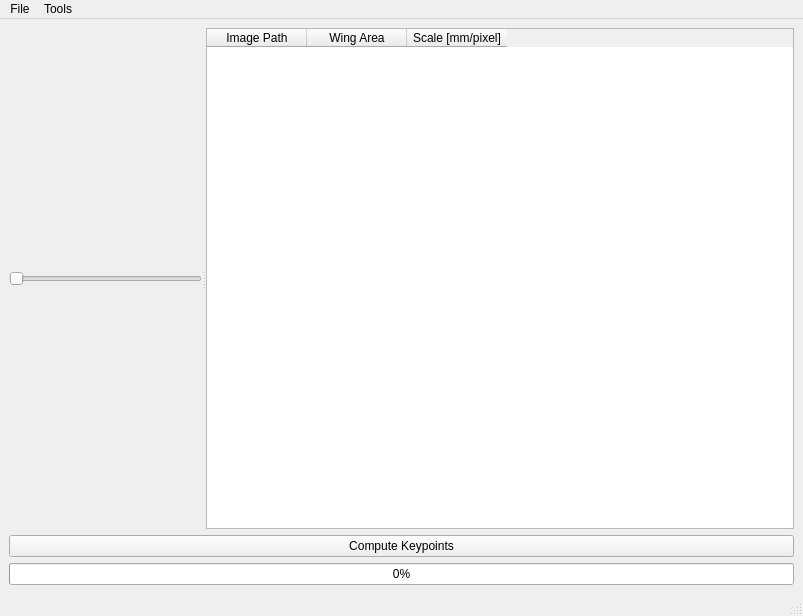
First picture: the form in ui/main_window.ui, repository TimoStoff/wingNet, before the edit.
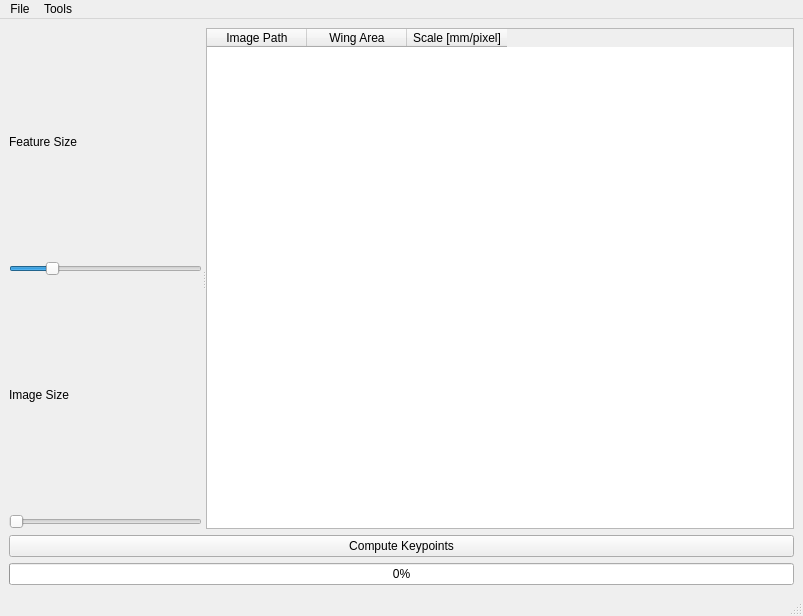
Second picture: the form after the edit.

Commit message: Fast feature placing debugged and working

```diff
--- a/ui/main_window.ui
+++ b/ui/main_window.ui
@@ -26,6 +26,39 @@
          <layout class="QVBoxLayout" name="wingview_layout"/>
         </item>
         <item>
+         <layout class="QVBoxLayout" name="verticalLayout_5">
+          <item>
+           <widget class="QLabel" name="label_feature_size">
+            <property name="text">
+             <string>Feature Size</string>
+            </property>
+           </widget>
+          </item>
+          <item>
+           <widget class="QSlider" name="slider_feature_size">
+            <property name="singleStep">
+             <number>1</number>
+            </property>
+            <property name="sliderPosition">
+             <number>20</number>
+            </property>
+            <property name="orientation">
+             <enum>Qt::Horizontal</enum>
+            </property>
+           </widget>
+          </item>
+         </layout>
+        </item>
+        <item>
+         <layout class="QVBoxLayout" name="verticalLayout_4">
+          <item>
+           <widget class="QLabel" name="label_image_size">
+            <property name="text">
+             <string>Image Size</string>
+            </property>
+           </widget>
+          </item>
+          <item>
          <widget class="QSlider" name="slider_image_size">
           <property name="maximum">
            <number>1024</number>
@@ -34,6 +67,8 @@
            <enum>Qt::Horizontal</enum>
           </property>
          </widget>
+          </item>
+         </layout>
         </item>
        </layout>
       </widget>
```
Lines whose indentation alone changed are shown as unchanged. The commit also changes 7 other files.
